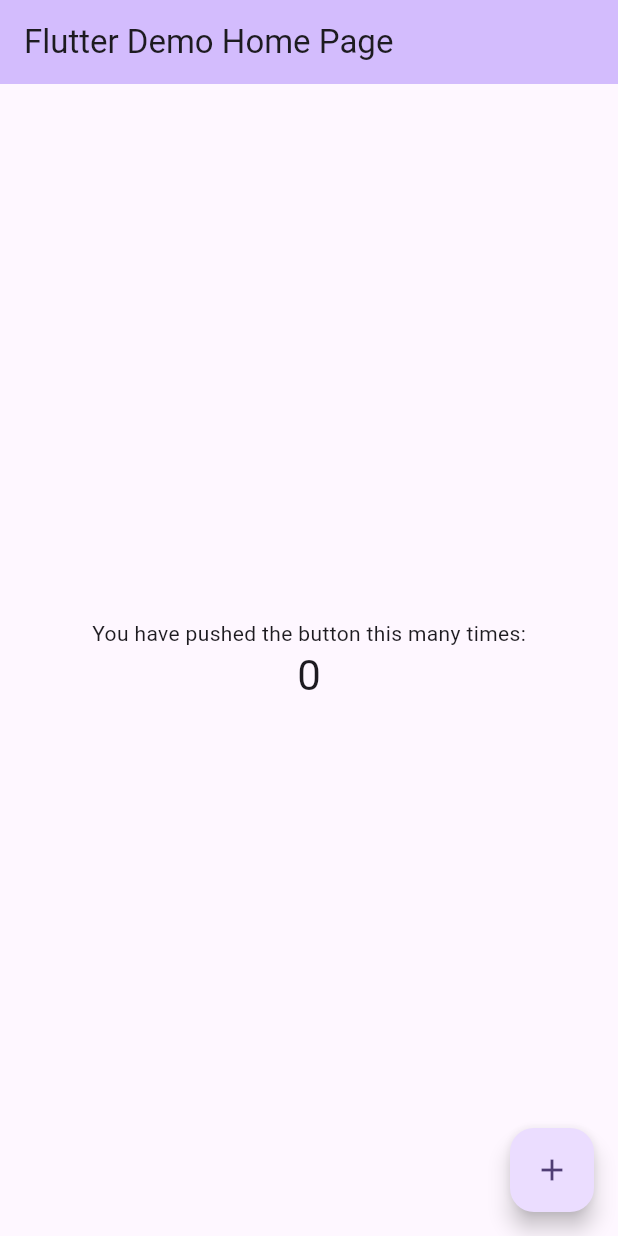
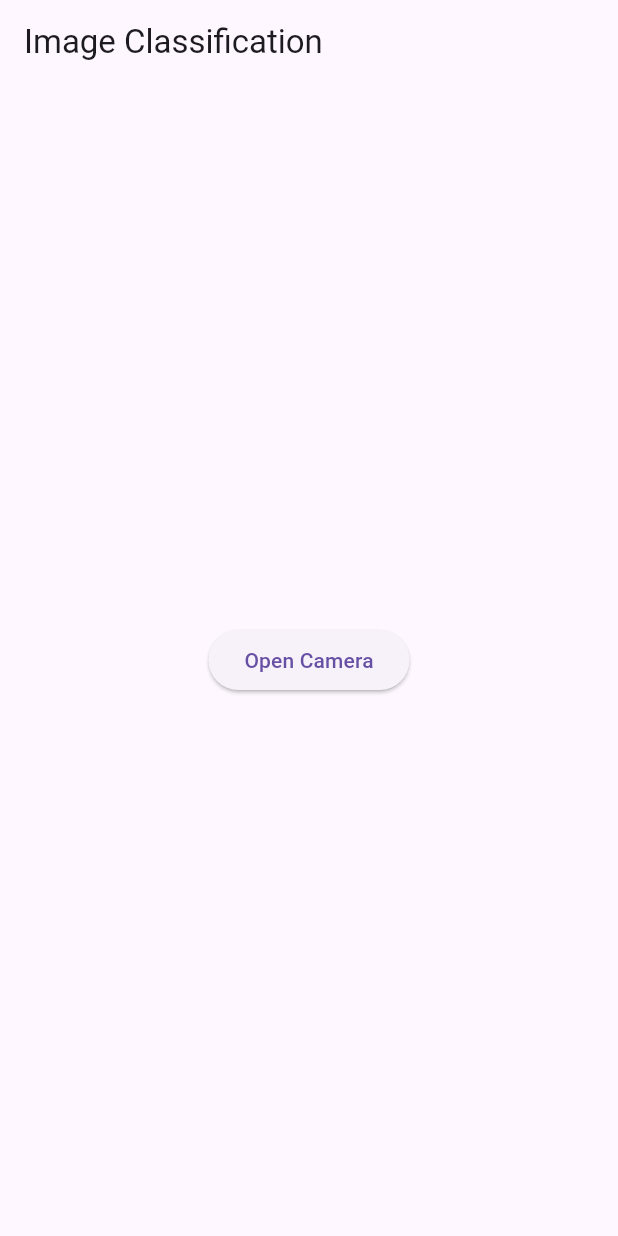
Before and after one commit to SanketSarmalkar/image_classification_flutter, a Flutter app: the screen it shows after launch, on a phone screen of 412 x 824 dp. Run offline on Flutter 3.47's test engine with Material 3 defaults, Android fonts, the phone set to English and light mode, and no system bars.

Commit message:
feat/structure

```diff
--- a/lib/main.dart
+++ b/lib/main.dart
@@ -1,125 +1,21 @@
 import 'package:flutter/material.dart';
+import 'package:image_classification/screens/home_screen.dart';
 
 void main() {
   runApp(const MyApp());
 }
 
 class MyApp extends StatelessWidget {
-  const MyApp({super.key});
+  const MyApp({Key? key}) : super(key: key);
 
-  // This widget is the root of your application.
   @override
   Widget build(BuildContext context) {
     return MaterialApp(
       title: 'Flutter Demo',
       theme: ThemeData(
-        // This is the theme of your application.
-        //
-        // TRY THIS: Try running your application with "flutter run". You'll see
-        // the application has a purple toolbar. Then, without quitting the app,
-        // try changing the seedColor in the colorScheme below to Colors.green
-        // and then invoke "hot reload" (save your changes or press the "hot
-        // reload" button in a Flutter-supported IDE, or press "r" if you used
-        // the command line to start the app).
-        //
-        // Notice that the counter didn't reset back to zero; the application
-        // state is not lost during the reload. To reset the state, use hot
-        // restart instead.
-        //
-        // This works for code too, not just values: Most code changes can be
-        // tested with just a hot reload.
-        colorScheme: ColorScheme.fromSeed(seedColor: Colors.deepPurple),
-        useMaterial3: true,
+        primarySwatch: Colors.blue,
       ),
-      home: const MyHomePage(title: 'Flutter Demo Home Page'),
+      home: const HomePage(),
     );
   }
 }
-
-class MyHomePage extends StatefulWidget {
-  const MyHomePage({super.key, required this.title});
-
-  // This widget is the home page of your application. It is stateful, meaning
-  // that it has a State object (defined below) that contains fields that affect
-  // how it looks.
-
-  // This class is the configuration for the state. It holds the values (in this
-  // case the title) provided by the parent (in this case the App widget) and
-  // used by the build method of the State. Fields in a Widget subclass are
-  // always marked "final".
-
-  final String title;
-
-  @override
-  State<MyHomePage> createState() => _MyHomePageState();
-}
-
-class _MyHomePageState extends State<MyHomePage> {
-  int _counter = 0;
-
-  void _incrementCounter() {
-    setState(() {
-      // This call to setState tells the Flutter framework that something has
-      // changed in this State, which causes it to rerun the build method below
-      // so that the display can reflect the updated values. If we changed
-      // _counter without calling setState(), then the build method would not be
-      // called again, and so nothing would appear to happen.
-      _counter++;
-    });
-  }
-
-  @override
-  Widget build(BuildContext context) {
-    // This method is rerun every time setState is called, for instance as done
-    // by the _incrementCounter method above.
-    //
-    // The Flutter framework has been optimized to make rerunning build methods
-    // fast, so that you can just rebuild anything that needs updating rather
-    // than having to individually change instances of widgets.
-    return Scaffold(
-      appBar: AppBar(
-        // TRY THIS: Try changing the color here to a specific color (to
-        // Colors.amber, perhaps?) and trigger a hot reload to see the AppBar
-        // change color while the other colors stay the same.
-        backgroundColor: Theme.of(context).colorScheme.inversePrimary,
-        // Here we take the value from the MyHomePage object that was created by
-        // the App.build method, and use it to set our appbar title.
-        title: Text(widget.title),
-      ),
-      body: Center(
-        // Center is a layout widget. It takes a single child and positions it
-        // in the middle of the parent.
-        child: Column(
-          // Column is also a layout widget. It takes a list of children and
-          // arranges them vertically. By default, it sizes itself to fit its
-          // children horizontally, and tries to be as tall as its parent.
-          //
-          // Column has various properties to control how it sizes itself and
-          // how it positions its children. Here we use mainAxisAlignment to
-          // center the children vertically; the main axis here is the vertical
-          // axis because Columns are vertical (the cross axis would be
-          // horizontal).
-          //
-          // TRY THIS: Invoke "debug painting" (choose the "Toggle Debug Paint"
-          // action in the IDE, or press "p" in the console), to see the
-          // wireframe for each widget.
-          mainAxisAlignment: MainAxisAlignment.center,
-          children: <Widget>[
-            const Text(
-              'You have pushed the button this many times:',
-            ),
-            Text(
-              '$_counter',
-              style: Theme.of(context).textTheme.headlineMedium,
-            ),
-          ],
-        ),
-      ),
-      floatingActionButton: FloatingActionButton(
-        onPressed: _incrementCounter,
-        tooltip: 'Increment',
-        child: const Icon(Icons.add),
-      ), // This trailing comma makes auto-formatting nicer for build methods.
-    );
-  }
-}
--- /dev/null
+++ b/lib/screens/home_screen.dart
@@ -0,0 +1,22 @@
+import 'package:flutter/material.dart';
+
+class HomePage extends StatelessWidget {
+  const HomePage({super.key});
+
+  @override
+  Widget build(BuildContext context) {
+    return Scaffold(
+      appBar: AppBar(
+        title: const Text('Image Classification'),
+      ),
+      body: Center(
+        child: ElevatedButton(
+          onPressed: () {
+            // Navigate to the camera screen
+          },
+          child: const Text('Open Camera'),
+        ),
+      ),
+    );
+  }
+}
--- a/pubspec.yaml
+++ b/pubspec.yaml
@@ -30,6 +30,7 @@ environment:
 dependencies:
   flutter:
     sdk: flutter
+  tflite_flutter: ^0.10.4
 
 
   # The following adds the Cupertino Icons font to your application.
@@ -59,7 +60,8 @@ flutter:
   uses-material-design: true
 
   # To add assets to your application, add an assets section, like this:
-  # assets:
+  assets:
+    - assets/
   #   - images/a_dot_burr.jpeg
   #   - images/a_dot_ham.jpeg
 
```
Also changed, not shown: pubspec.lock.
